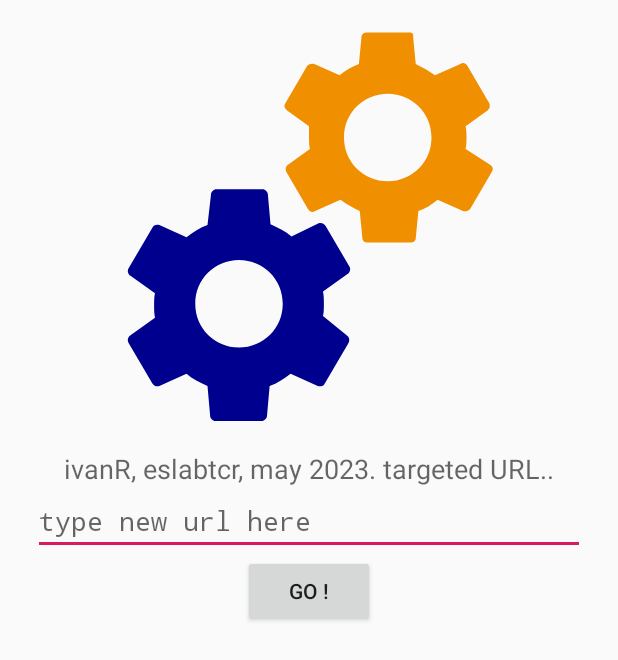
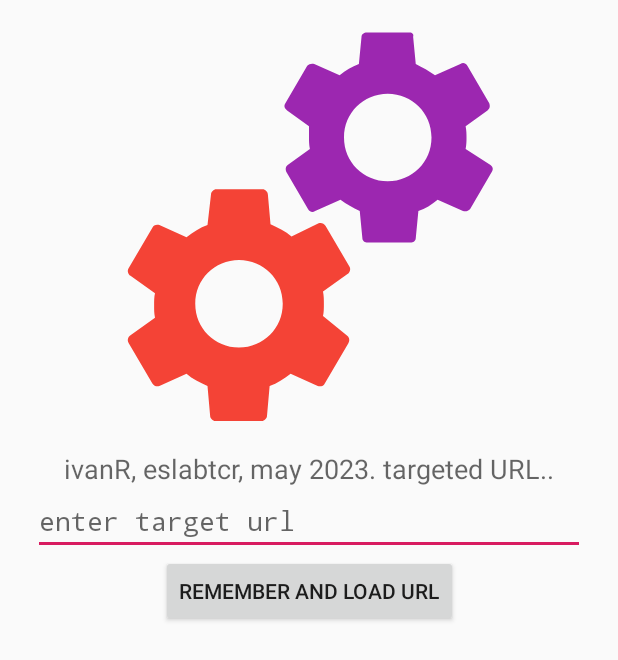
Before and after one commit to dsir-minute/WebView-master, an Android app: the screen it shows after launch (SplashScreenActivity), on a phone screen of 412 x 824 dp. Shown: the top 660 px of the screen. Run offline under Robolectric (Android 15) with nearby library versions, the phone set to English and light mode, and no system bars; 3 statements that could not run were skipped.

```diff
--- a/app/src/main/res/drawable/two_gears.xml
+++ b/app/src/main/res/drawable/two_gears.xml
@@ -6,8 +6,8 @@
     android:height="48dp">
     <path
         android:pathData="M25.6 34.4c0.1 -0.4 0.1 -0.9 0.1 -1.4s0 -0.9 -0.1 -1.4l2.8 -2c0.3 -0.2 0.4 -0.6 0.2 -0.9l-2.7 -4.6c-0.2 -0.3 -0.5 -0.4 -0.8 -0.3L22 25.3c-0.7 -0.6 -1.5 -1 -2.4 -1.4l-0.3 -3.4c0 -0.3 -0.3 -0.6 -0.6 -0.6h-5.3c-0.3 0 -0.6 0.3 -0.6 0.6L12.4 24c-0.9 0.3 -1.6 0.8 -2.4 1.4l-3.1 -1.4c-0.3 -0.1 -0.7 0 -0.8 0.3l-2.7 4.6c-0.2 0.3 -0.1 0.7 0.2 0.9l2.8 2c-0.1 0.4 -0.1 0.9 -0.1 1.4s0 0.9 0.1 1.4l-2.8 2c-0.3 0.2 -0.4 0.6 -0.2 0.9l2.7 4.6c0.2 0.3 0.5 0.4 0.8 0.3l3.1 -1.4c0.7 0.6 1.5 1 2.4 1.4l0.3 3.4c0 0.3 0.3 0.6 0.6 0.6h5.3c0.3 0 0.6 -0.3 0.6 -0.6l0.3 -3.4c0.9 -0.3 1.6 -0.8 2.4 -1.4l3.1 1.4c0.3 0.1 0.7 0 0.8 -0.3l2.7 -4.6c0.2 -0.3 0.1 -0.7 -0.2 -0.9L25.6 34.4zM16 38c-2.8 0 -5 -2.2 -5 -5c0 -2.8 2.2 -5 5 -5c2.8 0 5 2.2 5 5C21 35.8 18.8 38 16 38z"
-        android:fillColor="#00008F" />
+        android:fillColor="#F44336" />
     <path
         android:pathData="M41.9 15.3C42 14.8 42 14.4 42 14s0 -0.8 -0.1 -1.3l2.5 -1.8c0.3 -0.2 0.3 -0.5 0.2 -0.8l-2.5 -4.3c-0.2 -0.3 -0.5 -0.4 -0.8 -0.2l-2.9 1.3c-0.7 -0.5 -1.4 -0.9 -2.2 -1.3l-0.3 -3.1C36 2.2 35.8 2 35.5 2h-4.9c-0.3 0 -0.6 0.2 -0.6 0.5l-0.3 3.1c-0.8 0.3 -1.5 0.7 -2.2 1.3l-2.9 -1.3c-0.3 -0.1 -0.6 0 -0.8 0.2l-2.5 4.3c-0.2 0.3 -0.1 0.6 0.2 0.8l2.5 1.8C24 13.2 24 13.6 24 14s0 0.8 0.1 1.3l-2.5 1.8c-0.3 0.2 -0.3 0.5 -0.2 0.8l2.5 4.3c0.2 0.3 0.5 0.4 0.8 0.2l2.9 -1.3c0.7 0.5 1.4 0.9 2.2 1.3l0.3 3.1c0 0.3 0.3 0.5 0.6 0.5h4.9c0.3 0 0.6 -0.2 0.6 -0.5l0.3 -3.1c0.8 -0.3 1.5 -0.7 2.2 -1.3l2.9 1.3c0.3 0.1 0.6 0 0.8 -0.2l2.5 -4.3c0.2 -0.3 0.1 -0.6 -0.2 -0.8L41.9 15.3zM33 19c-2.8 0 -5 -2.2 -5 -5c0 -2.8 2.2 -5 5 -5c2.8 0 5 2.2 5 5C38 16.8 35.8 19 33 19z"
-        android:fillColor="#F08F00" />
+        android:fillColor="#9C27B0" />
 </vector>
--- a/app/src/main/res/layout/raxy_splashscreen.xml
+++ b/app/src/main/res/layout/raxy_splashscreen.xml
@@ -30,7 +30,7 @@
         android:layout_height="wrap_content"
         android:layout_marginStart="22dp"
         android:layout_marginEnd="22dp"
-        android:hint="type new url here"
+        android:hint="enter target url"
         android:typeface="monospace"
         android:textAppearance="@style/Base.TextAppearance.AppCompat.Medium" />
 
@@ -41,6 +41,6 @@
         android:layout_width="wrap_content"
         android:layout_height="wrap_content"
         android:id="@+id/goBtn"
-        android:text="GO !" />
+        android:text="Remember and load URL" />
 
 </android.support.constraint.ConstraintLayout>
--- a/build.gradle
+++ b/build.gradle
@@ -1,6 +1,6 @@
 // Top-level build file where you can add configuration options common to all sub-projects/modules.
-// asOf 06dec22, by raxy
-// use astudio chipmunk 2021.2.1 patch 2!
+// asOf 01apr2025, by raxy
+// use astudio igunana
 buildscript {
     ext.kotlin_version = '1.7.10' // was 1.3.72
     repositories {
```
Also changed, not shown: app/src/main/java/com/azhamudev/kotlinproject/WebViewActivity.kt (+16 -29 lines).
